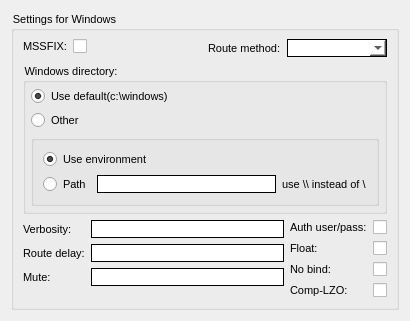
First picture: the form in client/src/wizard/wiz_advpage.ui, repository Securepoint/openvpn-client, before the edit.
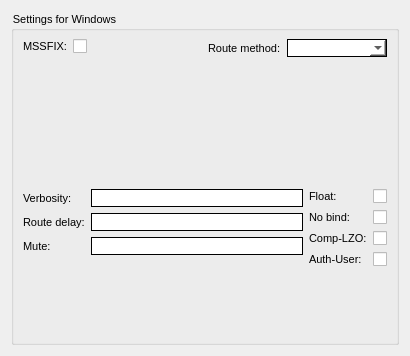
Second picture: the form after the edit.

Diff of the .ui file:
```diff
--- a/client/src/wizard/wiz_advpage.ui
+++ b/client/src/wizard/wiz_advpage.ui
@@ -7,7 +7,7 @@
     <x>0</x>
     <y>0</y>
     <width>410</width>
-    <height>300</height>
+    <height>356</height>
    </rect>
   </property>
   <property name="windowTitle">
@@ -85,120 +85,6 @@
           </item>
          </layout>
         </item>
-        <item>
-         <widget class="QGroupBox" name="groupBox_2">
-          <property name="title">
-           <string>Windows directory:</string>
-          </property>
-          <layout class="QGridLayout" name="gridLayout_4">
-           <property name="leftMargin">
-            <number>5</number>
-           </property>
-           <property name="topMargin">
-            <number>5</number>
-           </property>
-           <property name="rightMargin">
-            <number>5</number>
-           </property>
-           <property name="bottomMargin">
-            <number>5</number>
-           </property>
-           <property name="spacing">
-            <number>5</number>
-           </property>
-           <item row="0" column="0">
-            <layout class="QVBoxLayout" name="verticalLayout_3">
-             <item>
-              <layout class="QVBoxLayout" name="verticalLayout">
-               <property name="spacing">
-                <number>5</number>
-               </property>
-               <item>
-                <widget class="QRadioButton" name="cbWinDirUseDefault">
-                 <property name="styleSheet">
-                  <string notr="true"/>
-                 </property>
-                 <property name="text">
-                  <string>Use default(c:\windows)</string>
-                 </property>
-                 <property name="checked">
-                  <bool>true</bool>
-                 </property>
-                </widget>
-               </item>
-               <item>
-                <widget class="QRadioButton" name="cbWinDirOther">
-                 <property name="styleSheet">
-                  <string notr="true"/>
-                 </property>
-                 <property name="text">
-                  <string>Other</string>
-                 </property>
-                </widget>
-               </item>
-              </layout>
-             </item>
-             <item>
-              <widget class="QGroupBox" name="groupBox_3">
-               <property name="title">
-                <string/>
-               </property>
-               <layout class="QGridLayout" name="gridLayout">
-                <item row="0" column="0">
-                 <layout class="QVBoxLayout" name="verticalLayout_2">
-                  <item>
-                   <widget class="QRadioButton" name="cbWinDirEnvironment">
-                    <property name="styleSheet">
-                     <string notr="true"/>
-                    </property>
-                    <property name="text">
-                     <string>Use environment</string>
-                    </property>
-                    <property name="checked">
-                     <bool>true</bool>
-                    </property>
-                   </widget>
-                  </item>
-                  <item>
-                   <layout class="QHBoxLayout" name="horizontalLayout_4">
-                    <item>
-                     <widget class="QRadioButton" name="cbWinDirPath">
-                      <property name="styleSheet">
-                       <string notr="true"/>
-                      </property>
-                      <property name="text">
-                       <string>Path</string>
-                      </property>
-                     </widget>
-                    </item>
-                    <item>
-                     <widget class="QLineEdit" name="txtPath">
-                      <property name="styleSheet">
-                       <string notr="true">:enabled {border: 1px solid black; background-color: rgb(255, 255, 255);}
-:disabled {border: 1px solid black; background-color: rgb(195, 195, 195);}
-:hover {border: 1px solid red; }</string>
-                      </property>
-                     </widget>
-                    </item>
-                    <item>
-                     <widget class="QLabel" name="label">
-                      <property name="text">
-                       <string>use \\ instead of \</string>
-                      </property>
-                     </widget>
-                    </item>
-                   </layout>
-                  </item>
-                 </layout>
-                </item>
-               </layout>
-              </widget>
-             </item>
-            </layout>
-           </item>
-          </layout>
-         </widget>
-        </item>
         <item>
          <layout class="QHBoxLayout" name="horizontalLayout">
           <item>
@@ -267,48 +153,14 @@
           </item>
           <item>
            <layout class="QFormLayout" name="formLayout_2">
-            <item row="3" column="0">
-             <widget class="QLabel" name="label_16">
-              <property name="text">
-               <string>Comp-LZO:</string>
-              </property>
-             </widget>
-            </item>
-            <item row="2" column="0">
-             <widget class="QLabel" name="label_11">
-              <property name="text">
-               <string>No bind:</string>
-              </property>
-             </widget>
-            </item>
-            <item row="1" column="0">
+            <item row="0" column="0">
              <widget class="QLabel" name="label_8">
               <property name="text">
                <string>Float:</string>
               </property>
              </widget>
             </item>
-            <item row="0" column="0">
-             <widget class="QLabel" name="label_20">
-              <property name="text">
-               <string>Auth user/pass:</string>
-              </property>
-             </widget>
-            </item>
             <item row="0" column="1">
-             <widget class="QCheckBox" name="cbUserPass">
-              <property name="enabled">
-               <bool>true</bool>
-              </property>
-              <property name="styleSheet">
-               <string notr="true"/>
-              </property>
-              <property name="text">
-               <string/>
-              </property>
-             </widget>
-            </item>
-            <item row="1" column="1">
              <widget class="QCheckBox" name="cbNobind">
               <property name="enabled">
                <bool>true</bool>
@@ -321,7 +173,14 @@
               </property>
              </widget>
             </item>
-            <item row="2" column="1">
+            <item row="1" column="0">
+             <widget class="QLabel" name="label_11">
+              <property name="text">
+               <string>No bind:</string>
+              </property>
+             </widget>
+            </item>
+            <item row="1" column="1">
              <widget class="QCheckBox" name="cbFloat">
               <property name="enabled">
                <bool>true</bool>
@@ -334,7 +193,14 @@
               </property>
              </widget>
             </item>
-            <item row="3" column="1">
+            <item row="2" column="0">
+             <widget class="QLabel" name="label_16">
+              <property name="text">
+               <string>Comp-LZO:</string>
+              </property>
+             </widget>
+            </item>
+            <item row="2" column="1">
              <widget class="QCheckBox" name="cbCompLzo">
               <property name="enabled">
                <bool>true</bool>
@@ -347,6 +213,20 @@
               </property>
              </widget>
             </item>
+            <item row="3" column="0">
+             <widget class="QLabel" name="label">
+              <property name="text">
+               <string>Auth-User:</string>
+              </property>
+             </widget>
+            </item>
+            <item row="3" column="1">
+             <widget class="QCheckBox" name="cbAuthUserPass">
+              <property name="text">
+               <string/>
+              </property>
+             </widget>
+            </item>
            </layout>
           </item>
          </layout>
```
